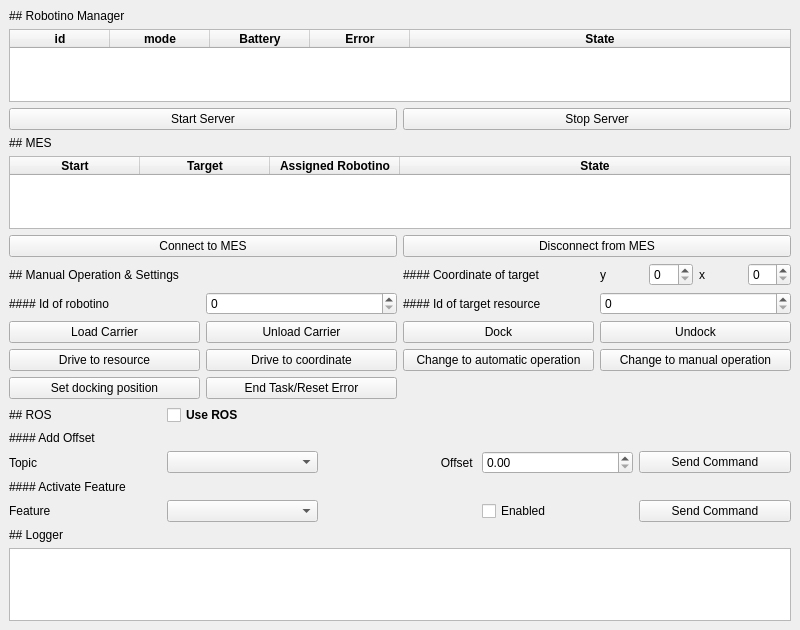
The window that frontend/gui.ui (NachtaktiverHalbaffe/FleetIAS) describes before a commit, drawn with Qt 5.
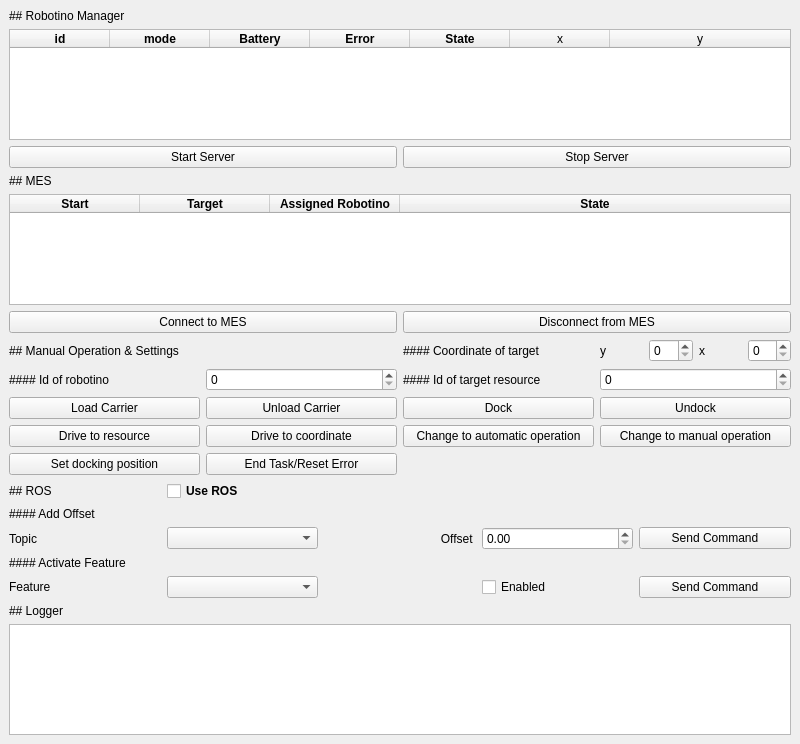
The same window after the commit.

```diff
--- a/frontend/gui.ui
+++ b/frontend/gui.ui
@@ -7,7 +7,7 @@
     <x>0</x>
     <y>0</y>
     <width>800</width>
-    <height>630</height>
+    <height>744</height>
    </rect>
   </property>
   <property name="windowTitle">
@@ -68,7 +68,7 @@
          <number>0</number>
         </property>
         <property name="columnCount">
-         <number>5</number>
+         <number>7</number>
         </property>
         <attribute name="horizontalHeaderCascadingSectionResizes">
          <bool>true</bool>
@@ -132,6 +132,16 @@
           </font>
          </property>
         </column>
+        <column>
+         <property name="text">
+          <string>x</string>
+         </property>
+        </column>
+        <column>
+         <property name="text">
+          <string>y</string>
+         </property>
+        </column>
        </widget>
       </item>
      </layout>
```
